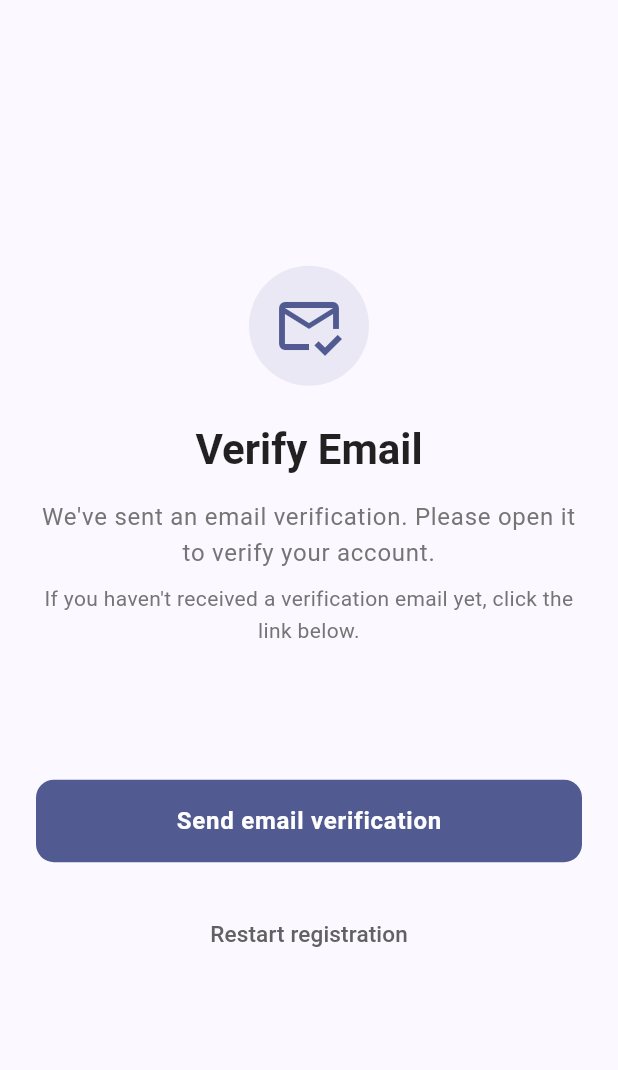
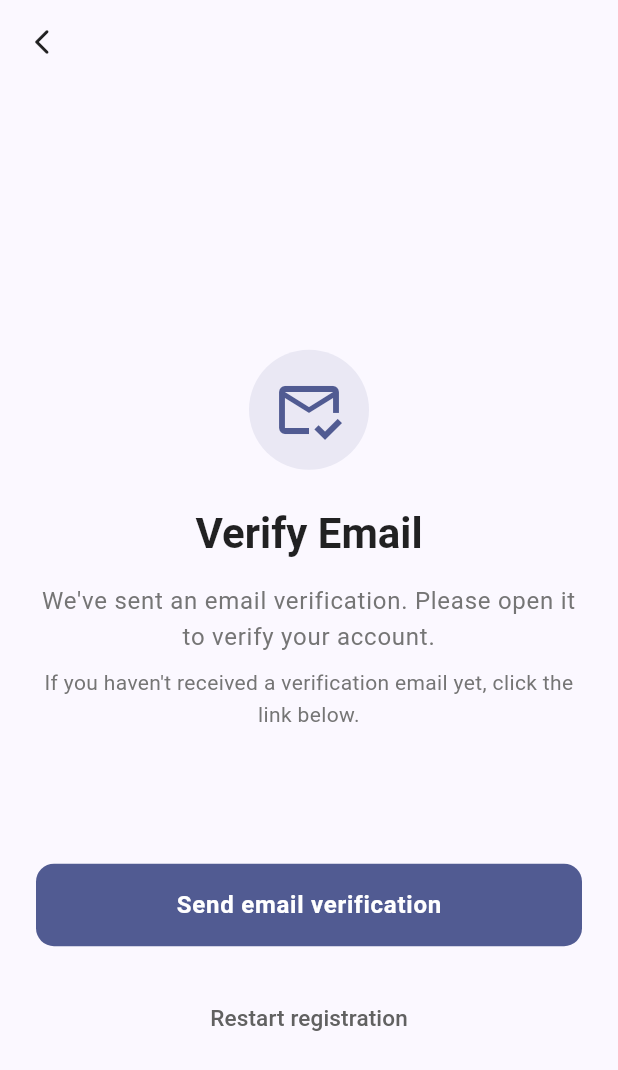
Before and after one commit to Thiarson/e-ligne, a Flutter app: the VerifyEmailView screen opened directly, on a phone screen of 412 x 824 dp. Shown: the top 1070 px of the screen. Run offline on Flutter 3.47's test engine with Material 3 defaults, Android fonts, the phone set to English and light mode, and no system bars; our stand-ins replace bloc, equatable, firebase_auth, firebase_core, flutter_bloc, sqflite and 1 more; accounts and stored records are empty.

```diff
--- a/lib/ui/views/auth/verify_email.dart
+++ b/lib/ui/views/auth/verify_email.dart
@@ -66,6 +66,25 @@ class _VerifyEmailViewState extends State<VerifyEmailView> with SingleTickerProv
 
     return Scaffold(
       backgroundColor: isDark ? Colors.grey[900] : colors.background,
+      appBar: AppBar(
+        backgroundColor: Colors.transparent,
+        elevation: 0,
+        leading: IconButton(
+          icon: Icon(
+            Icons.arrow_back_ios_new_rounded,
+            color: isDark ? Colors.white : Colors.black87,
+            size: 20,
+          ),
+          onPressed: () {
+            // Navigate back to login by updating the auth state
+            context.read<AuthBloc>().add(const AuthEventLogout());
+            // Also pop the current route if it's in a navigation stack
+            if (Navigator.of(context).canPop()) {
+              Navigator.of(context).pop();
+            }
+          },
+        ),
+      ),
       body: SafeArea(
         child: SingleChildScrollView(
           physics: const BouncingScrollPhysics(),
```
Also changed, not shown: lib/ui/views/auth/forgot_password_view.dart (+8 -1 lines), lib/ui/views/auth/register_view.dart (+8 -1 lines), assets/icon/icon.bak.png (added), assets/icon/icon.png, 5 other files.
